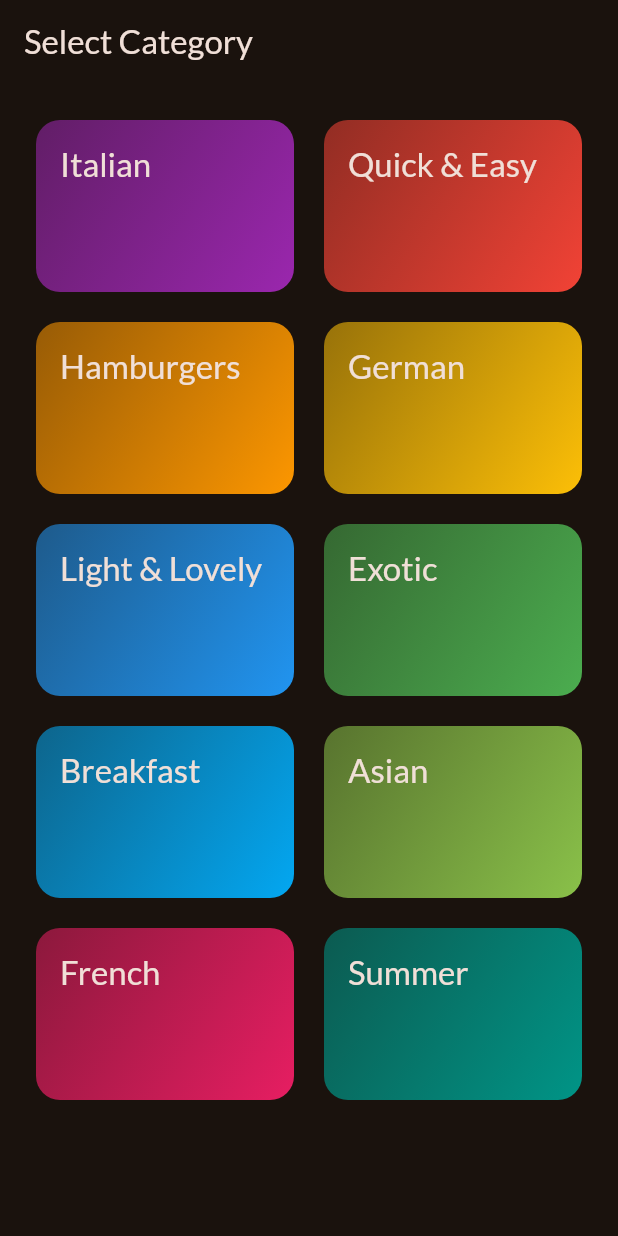
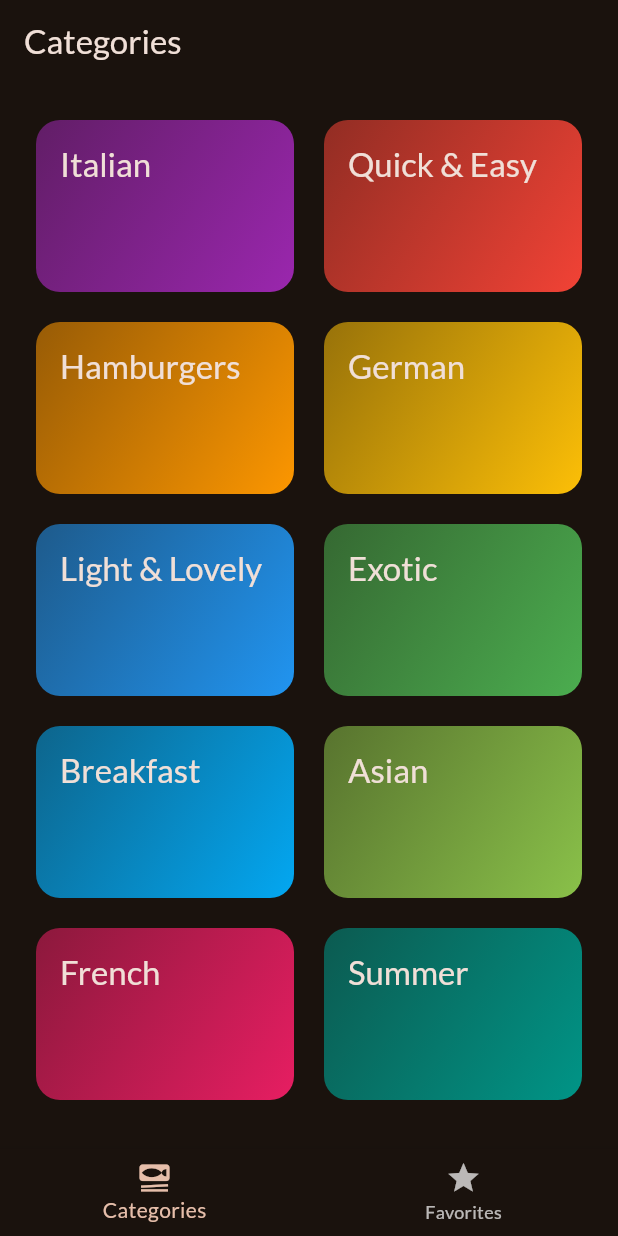
Before and after one commit to shefattonmoy/meals-app, a Flutter app: the screen it shows after launch, on a phone screen of 412 x 824 dp. Run offline on Flutter 3.47's test engine with Material 3 defaults, Android fonts, the phone set to English and light mode, and no system bars; our stand-ins replace google_fonts, transparent_image.

Commit message:
tab based navigation done

```diff
--- a/lib/main.dart
+++ b/lib/main.dart
@@ -1,6 +1,6 @@
 import 'package:flutter/material.dart';
 import 'package:google_fonts/google_fonts.dart';
-import 'package:meals/screens/categories.dart';
+import 'package:meals/screens/tabs.dart';
 
 final theme = ThemeData(
   useMaterial3: true,
@@ -20,6 +20,6 @@ class App extends StatelessWidget {
 
   @override
   Widget build(BuildContext context) {
-    return MaterialApp(theme: theme, home: const CategoriesScreen());
+    return MaterialApp(theme: theme, home: const TabsScreen());
   }
 }
--- a/lib/screens/categories.dart
+++ b/lib/screens/categories.dart
@@ -22,9 +22,7 @@ class CategoriesScreen extends StatelessWidget {
 
   @override
   Widget build(BuildContext context) {
-    return Scaffold(
-      appBar: AppBar(title: const Text('Select Category')),
-      body: GridView(
+    return GridView(
         padding: EdgeInsets.all(24),
         gridDelegate: const SliverGridDelegateWithFixedCrossAxisCount(
           crossAxisCount: 2,
@@ -41,7 +39,6 @@ class CategoriesScreen extends StatelessWidget {
               },
             ),
         ],
-      ),
-    );
+      );
   }
 }
--- /dev/null
+++ b/lib/screens/tabs.dart
@@ -0,0 +1,50 @@
+import 'package:flutter/material.dart';
+import 'package:meals/screens/categories.dart';
+import 'package:meals/screens/meals.dart';
+
+class TabsScreen extends StatefulWidget {
+  const TabsScreen({super.key});
+
+  @override
+  State<TabsScreen> createState() => _TabsScreenState();
+}
+
+class _TabsScreenState extends State<TabsScreen> {
+
+  int _selectedPageIndex = 0;
+
+  void _selectPage(int index) {
+    setState(() {
+      _selectedPageIndex = index;
+    });
+  }
+
+  @override
+  Widget build(BuildContext context) {
+
+    Widget activePage = const CategoriesScreen();
+
+    var activePageTitle = 'Categories';
+
+    if(_selectedPageIndex == 1)
+    {
+      activePage = const MealsScreen(meals: []);
+      activePageTitle = 'Your Favorites';
+    }
+
+    return Scaffold(
+      appBar: AppBar(
+        title: Text(activePageTitle),
+      ),
+      body: activePage,
+      bottomNavigationBar: BottomNavigationBar(
+        onTap: _selectPage,
+        currentIndex: _selectedPageIndex,
+        items: [
+          BottomNavigationBarItem(icon: Icon(Icons.set_meal), label: 'Categories'),
+          BottomNavigationBarItem(icon: Icon(Icons.star), label: 'Favorites'),
+        ],
+      ),
+    );
+  }
+}
```
Also changed, not shown: lib/screens/meals.dart (+7 -3 lines).
